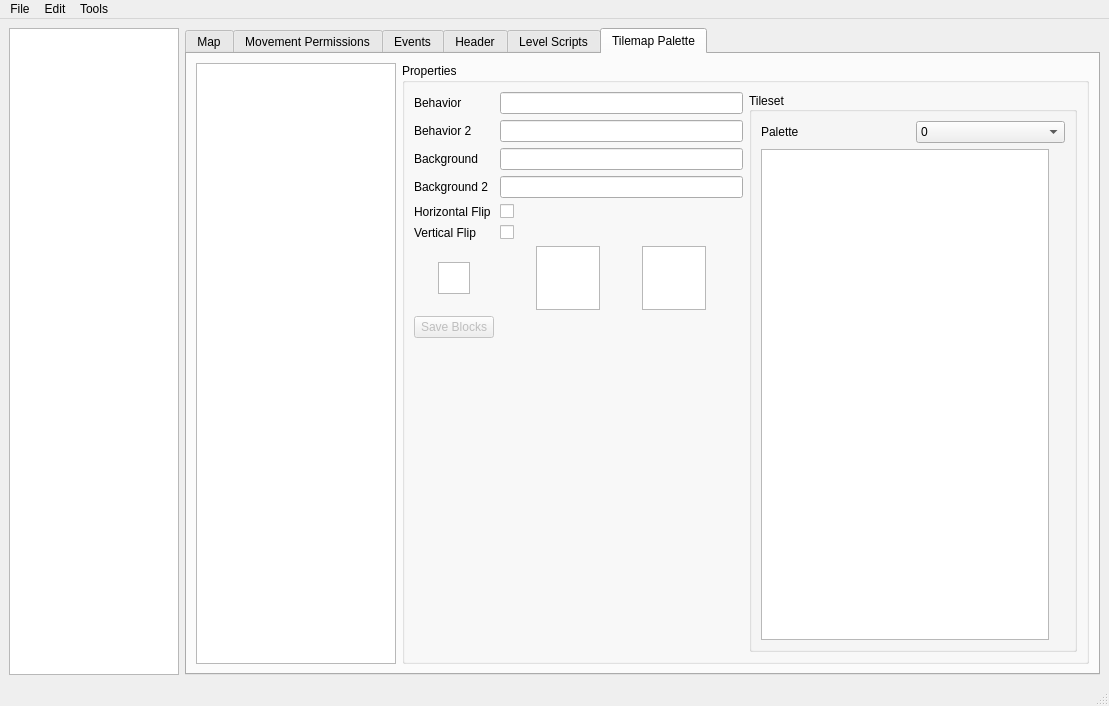
Before: the Qt Designer form mapped.ui in cosarara/blue-spider, drawn with Qt 5.
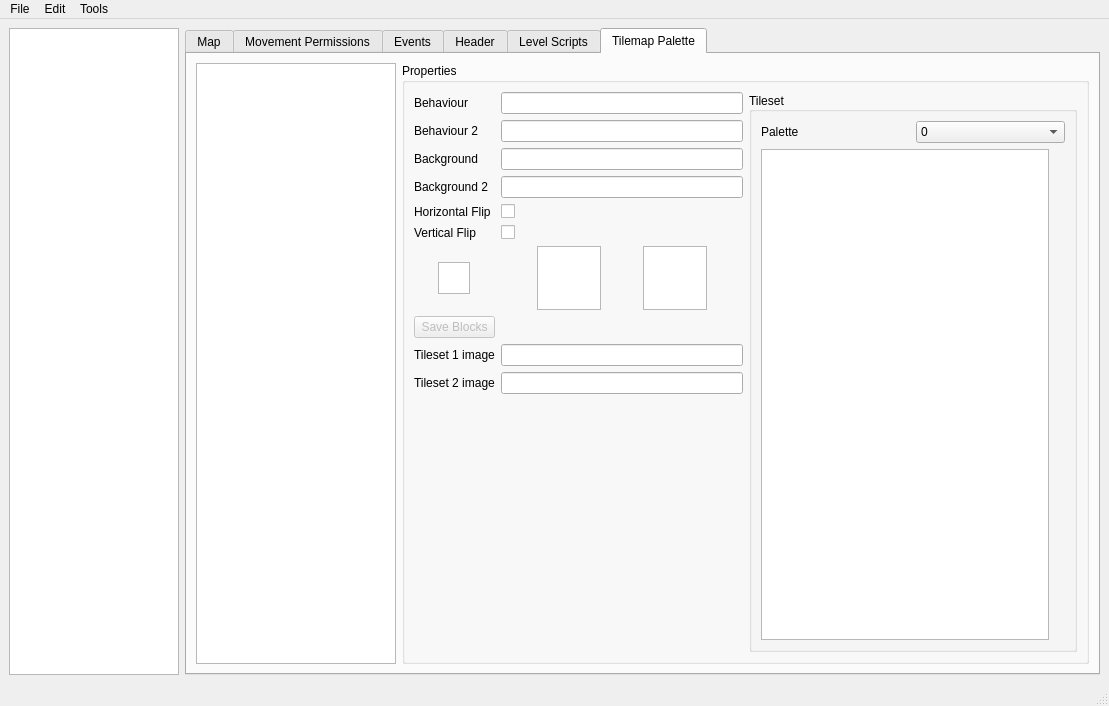
After: the same form once the commit is applied. The open tabs and pages were chosen to show the change. Icons and pictures are not drawn.

```diff
--- a/mapped.ui
+++ b/mapped.ui
@@ -61,6 +61,9 @@
     </item>
     <item row="0" column="1">
      <widget class="QTabWidget" name="tabWidget">
+      <property name="enabled">
+       <bool>true</bool>
+      </property>
       <property name="sizePolicy">
        <sizepolicy hsizetype="Expanding" vsizetype="Expanding">
         <horstretch>4</horstretch>
@@ -2153,6 +2156,13 @@
           <layout class="QHBoxLayout" name="horizontalLayout_2">
            <item>
             <layout class="QGridLayout" name="gridLayout_8">
+             <item row="9" column="0">
+              <widget class="QLabel" name="label_51">
+               <property name="text">
+                <string>Tileset 1 image</string>
+               </property>
+              </widget>
+             </item>
              <item row="8" column="0">
               <widget class="QPushButton" name="saveBlocksButton">
                <property name="enabled">
@@ -2200,12 +2210,15 @@
              <item row="1" column="0">
               <widget class="QLabel" name="label_44">
                <property name="text">
-                <string>Behavior 2</string>
+                <string>Behaviour 2</string>
                </property>
               </widget>
              </item>
              <item row="1" column="1">
-              <widget class="QLineEdit" name="lineEdit_2"/>
+              <widget class="QLineEdit" name="behaviour2"/>
+             </item>
+             <item row="3" column="1">
+              <widget class="QLineEdit" name="background2"/>
              </item>
              <item row="5" column="1">
               <widget class="QCheckBox" name="yFlipBox">
@@ -2221,13 +2234,10 @@
                </property>
               </widget>
              </item>
-             <item row="3" column="1">
-              <widget class="QLineEdit" name="lineEdit_4"/>
-             </item>
              <item row="0" column="0">
               <widget class="QLabel" name="label_46">
                <property name="text">
-                <string>Behavior</string>
+                <string>Behaviour</string>
                </property>
               </widget>
              </item>
@@ -2302,7 +2312,7 @@
                </item>
               </layout>
              </item>
-             <item row="9" column="1">
+             <item row="11" column="1">
               <spacer name="verticalSpacer_2">
                <property name="orientation">
                 <enum>Qt::Vertical</enum>
@@ -2315,6 +2325,27 @@
                </property>
               </spacer>
              </item>
+             <item row="10" column="0">
+              <widget class="QLabel" name="label_52">
+               <property name="text">
+                <string>Tileset 2 image</string>
+               </property>
+              </widget>
+             </item>
+             <item row="9" column="1">
+              <widget class="QLineEdit" name="t1_img_ptr">
+               <property name="readOnly">
+                <bool>true</bool>
+               </property>
+              </widget>
+             </item>
+             <item row="10" column="1">
+              <widget class="QLineEdit" name="t2_img_ptr">
+               <property name="readOnly">
+                <bool>true</bool>
+               </property>
+              </widget>
+             </item>
             </layout>
            </item>
            <item>
```
Left out of the diff: 84 changed lines with no effect on the pictures.
